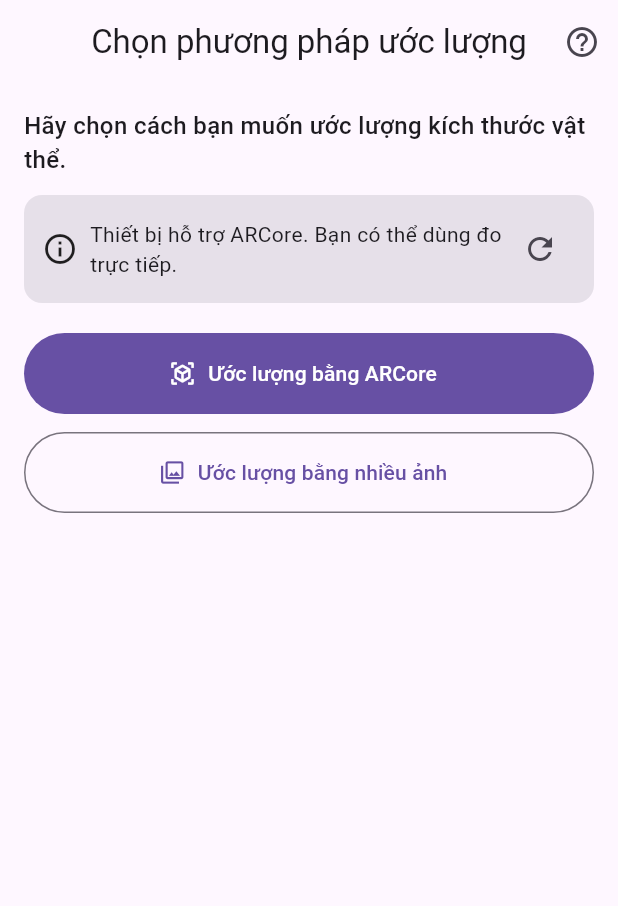
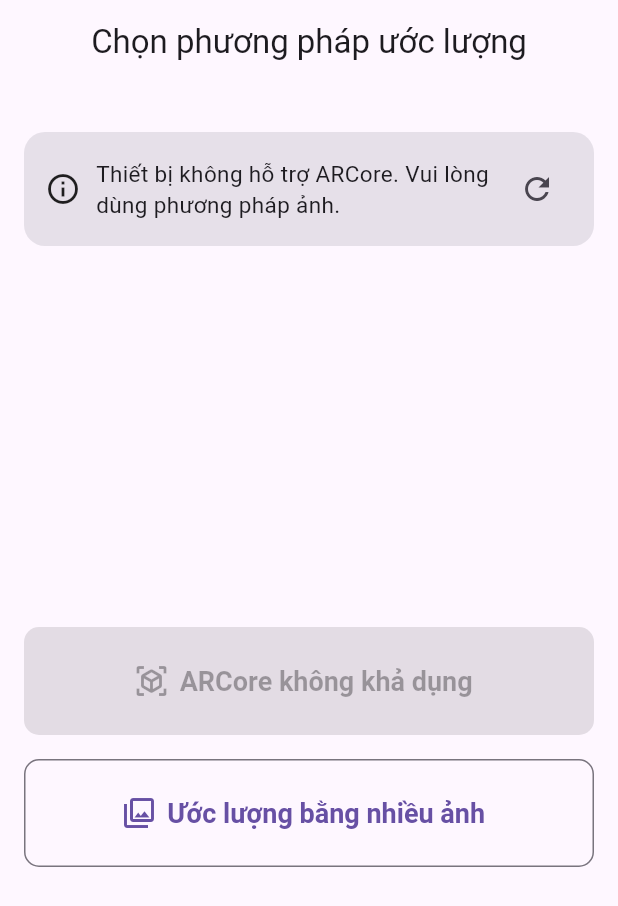
Before and after one commit to trungbuidesu/size-estimation, a Flutter app: the MethodsScreen screen opened by its route, after a tap on the "refresh" icon, on a phone screen of 412 x 824 dp. Shown: the top 906 px of the screen. Run offline on Flutter 3.47's test engine with Material 3 defaults, Android fonts, the phone set to English and light mode, and no system bars; our stand-ins replace go_router, permission_handler.

Commit message:
Add tutorial pages, arcore check

```diff
--- a/size_estimation/lib/views/methods_screen/methods_screen.dart
+++ b/size_estimation/lib/views/methods_screen/methods_screen.dart
@@ -1,6 +1,7 @@
 import 'dart:io';
 
 import 'package:flutter/material.dart';
+import 'package:flutter/services.dart';
 
 class MethodsScreen extends StatefulWidget {
   const MethodsScreen({super.key});
@@ -10,6 +11,8 @@
 }
 
 class _MethodsScreenState extends State<MethodsScreen> {
+  static const MethodChannel _arChannel =
+      MethodChannel('com.example.size_estimation/arcore');
   bool _isCheckingSupport = false;
   bool _isArSupported = false;
 
@@ -22,69 +25,24 @@
   Future<void> _detectArSupport() async {
     setState(() => _isCheckingSupport = true);
 
-    // TODO: Thay logic kiểm tra bằng SDK/platform channel khi tích hợp ARCore.
-    // Hiện tại chỉ mô phỏng: ưu tiên Android, coi như có hỗ trợ.
-    final simulatedSupport = Platform.isAndroid;
-    await Future.delayed(const Duration(milliseconds: 350));
+    bool supported = false;
+    if (Platform.isAndroid) {
+      try {
+        final bool? result =
+            await _arChannel.invokeMethod<bool>('checkArSupport');
+        supported = result ?? false;
+      } on PlatformException catch (_) {
+        supported = false;
+      }
+    } else {
+      supported = false;
+    }
 
     if (!mounted) return;
     setState(() {
-      _isArSupported = simulatedSupport;
+      _isArSupported = supported;
       _isCheckingSupport = false;
     });
-  }
-
-  void _showInfoSheet() {
-    showModalBottomSheet<void>(
-      context: context,
-      isScrollControlled: true,
-      useSafeArea: true,
-      showDragHandle: true,
-      builder: (context) {
-        return DraggableScrollableSheet(
-          expand: false,
-          initialChildSize: 0.6,
-          minChildSize: 0.4,
-          maxChildSize: 0.9,
-          builder: (context, controller) {
-            return Padding(
-              padding: const EdgeInsets.symmetric(horizontal: 16, vertical: 12),
-              child: ListView(
-                controller: controller,
-                children: const [
-                  Text(
-                    'Thông tin phương pháp ước lượng',
-                    style: TextStyle(fontSize: 18, fontWeight: FontWeight.w700),
-                  ),
-                  SizedBox(height: 12),
-                  Text(
-                    '1) ARCore (đo trực tiếp):\n'
-                    '- Sử dụng cảm biến và camera để dựng mặt phẳng.\n'
-                    '- Cho phép đo kích thước vật thể ngay trong không gian thực.\n'
-                    '- Cần thiết bị hỗ trợ ARCore và bật cảm biến chuyển động.',
-                  ),
-                  SizedBox(height: 12),
-                  Text(
-                    '2) Nhiều ảnh từ các góc độ:\n'
-                    '- Chụp/tải nhiều ảnh của vật thể ở các góc khác nhau.\n'
-                    '- Hệ thống xử lý ảnh để ước lượng kích thước/khối tích.\n'
-                    '- Hoạt động trên hầu hết thiết bị, không yêu cầu AR.',
-                  ),
-                  SizedBox(height: 16),
-                  Text(
-                    'Mẹo nhanh:\n'
-                    '- Đảm bảo ánh sáng đủ và không rung tay.\n'
-                    '- Với ARCore: quét mặt phẳng trước khi đo.\n'
-                    '- Với ảnh: chụp đủ 4-6 góc, có vật tham chiếu nếu được.',
-                  ),
-                  SizedBox(height: 16),
-                ],
-              ),
-            );
-          },
-        );
-      },
-    );
   }
 
   void _onSelectArCore() {
@@ -102,6 +60,123 @@
     // TODO: Điều hướng tới flow chụp/tải nhiều ảnh.
   }
 
+  void _onShowTutorial() {
+    Navigator.of(context).maybePop();
+    ScaffoldMessenger.of(context).showSnackBar(
+      const SnackBar(
+        content: Text('Mở tutorial (TODO: liên kết tới màn hướng dẫn)'),
+      ),
+    );
+  }
+
+  void _showArInfoSheet() {
+    showModalBottomSheet<void>(
+      context: context,
+      isScrollControlled: true,
+      useSafeArea: true,
+      showDragHandle: true,
+      builder: (context) {
+        return DraggableScrollableSheet(
+          expand: false,
+          initialChildSize: 0.55,
+          minChildSize: 0.4,
+          maxChildSize: 0.9,
+          builder: (context, controller) {
+            return Padding(
+              padding: const EdgeInsets.symmetric(horizontal: 16, vertical: 12),
+              child: ListView(
+                controller: controller,
+                children: [
+                  const Text(
+                    'ARCore (đo trực tiếp)',
+                    style: TextStyle(fontSize: 18, fontWeight: FontWeight.w700),
+                  ),
+                  const SizedBox(height: 12),
+                  const Text(
+                    '- Dựng mặt phẳng bằng cảm biến + camera.\n'
+                    '- Đo kích thước vật thể ngay trong không gian thực.\n'
+                    '- Cần thiết bị hỗ trợ ARCore và bật cảm biến chuyển động.',
+                  ),
+                  const SizedBox(height: 14),
+                  const Text(
+                    'Mẹo nhanh:',
+                    style: TextStyle(fontWeight: FontWeight.w600),
+                  ),
+                  const SizedBox(height: 6),
+                  const Text(
+                    '- Quét mặt phẳng kỹ trước khi đo.\n'
+                    '- Đủ sáng, giữ máy ổn định.\n'
+                    '- Chọn vật tham chiếu nếu có.',
+                  ),
+                  const SizedBox(height: 16),
+                  FilledButton.icon(
+                    onPressed: _onShowTutorial,
+                    icon: const Icon(Icons.school_outlined),
+                    label: const Text('Xem hướng dẫn chi tiết'),
+                  ),
+                ],
+              ),
+            );
+          },
+        );
+      },
+    );
+  }
+
+  void _showMultiImageInfoSheet() {
+    showModalBottomSheet<void>(
+      context: context,
+      isScrollControlled: true,
+      useSafeArea: true,
+      showDragHandle: true,
+      builder: (context) {
+        return DraggableScrollableSheet(
+          expand: false,
+          initialChildSize: 0.55,
+          minChildSize: 0.4,
+          maxChildSize: 0.9,
+          builder: (context, controller) {
+            return Padding(
+              padding: const EdgeInsets.symmetric(horizontal: 16, vertical: 12),
+              child: ListView(
+                controller: controller,
+                children: [
+                  const Text(
+                    'Nhiều ảnh từ các góc độ',
+                    style: TextStyle(fontSize: 18, fontWeight: FontWeight.w700),
+                  ),
+                  const SizedBox(height: 12),
+                  const Text(
+                    '- Chụp/tải nhiều ảnh ở các góc khác nhau.\n'
+                    '- Hệ thống xử lý ảnh để ước lượng kích thước/khối tích.\n'
+                    '- Hoạt động trên hầu hết thiết bị, không cần AR.',
+                  ),
+                  const SizedBox(height: 14),
+                  const Text(
+                    'Mẹo nhanh:',
+                    style: TextStyle(fontWeight: FontWeight.w600),
+                  ),
+                  const SizedBox(height: 6),
+                  const Text(
+                    '- Chụp 4-6 góc (trước/sau/trái/phải/chéo trên/dưới).\n'
+                    '- Đủ sáng, tránh bóng gắt.\n'
+                    '- Có vật chuẩn kích thước (thẻ, tờ A4) càng tốt.',
+                  ),
+                  const SizedBox(height: 16),
+                  FilledButton.icon(
+                    onPressed: _onShowTutorial,
+                    icon: const Icon(Icons.school_outlined),
+                    label: const Text('Xem hướng dẫn chi tiết'),
+                  ),
+                ],
+              ),
+            );
+          },
+        );
+      },
+    );
+  }
+
   @override
   Widget build(BuildContext context) {
     final colorScheme = Theme.of(context).colorScheme;
@@ -110,35 +185,29 @@
       appBar: AppBar(
         title: const Text('Chọn phương pháp ước lượng'),
         centerTitle: true,
-        actions: [
-          IconButton(
-            tooltip: 'Giới thiệu',
-            icon: const Icon(Icons.help_outline),
-            onPressed: _showInfoSheet,
       ),
-        ],
-      ),
-      body: Padding(
+      body: Align(
+        alignment: Alignment.topCenter,
+        child: ConstrainedBox(
+          constraints: const BoxConstraints(maxWidth: 600),
+          child: Padding(
             padding: const EdgeInsets.all(16),
             child: Column(
-          crossAxisAlignment: CrossAxisAlignment.start,
+              mainAxisAlignment: MainAxisAlignment.start,
+              crossAxisAlignment: CrossAxisAlignment.stretch,
               children: [
-            const Text(
-              'Hãy chọn cách bạn muốn ước lượng kích thước vật thể.',
-              style: TextStyle(fontSize: 16, fontWeight: FontWeight.w500),
-            ),
-            const SizedBox(height: 12),
+                const SizedBox(height: 16),
                 Container(
                   width: double.infinity,
-              padding: const EdgeInsets.all(12),
+                  padding: const EdgeInsets.all(14),
                   decoration: BoxDecoration(
                     color: colorScheme.surfaceContainerHighest,
-                borderRadius: BorderRadius.circular(12),
+                    borderRadius: BorderRadius.circular(14),
                   ),
                   child: Row(
                     children: [
                       const Icon(Icons.info_outline),
-                  const SizedBox(width: 8),
+                      const SizedBox(width: 10),
                       Expanded(
                         child: Text(
                           _isCheckingSupport
@@ -146,7 +215,7 @@
                               : _isArSupported
                                   ? 'Thiết bị hỗ trợ ARCore. Bạn có thể dùng đo trực tiếp.'
                                   : 'Thiết bị không hỗ trợ ARCore. Vui lòng dùng phương pháp ảnh.',
-                      style: const TextStyle(fontSize: 14),
+                          style: const TextStyle(fontSize: 15),
                         ),
                       ),
                       IconButton(
@@ -157,14 +226,29 @@
                     ],
                   ),
                 ),
-            const SizedBox(height: 20),
-            FilledButton.icon(
-              icon: const Icon(Icons.view_in_ar),
+                const SizedBox(height: 24),
+                Expanded(
+                  child: Center(
+                    child: ConstrainedBox(
+                      constraints: const BoxConstraints(maxWidth: 500),
+                      child: Column(
+                        mainAxisSize: MainAxisSize.min,
+                        crossAxisAlignment: CrossAxisAlignment.stretch,
+                        children: [
+                          GestureDetector(
+                            onLongPress: _showArInfoSheet,
+                            child: FilledButton.icon(
+                              icon: const Icon(Icons.view_in_ar, size: 24),
                               onPressed: (_isArSupported && !_isCheckingSupport)
                                   ? _onSelectArCore
                                   : null,
                               style: FilledButton.styleFrom(
-                minimumSize: const Size.fromHeight(54),
+                                minimumSize: const Size.fromHeight(72),
+                                shape: RoundedRectangleBorder(
+                                  borderRadius: BorderRadius.circular(10),
+                                ),
+                                textStyle: const TextStyle(
+                                    fontSize: 18, fontWeight: FontWeight.w600),
                               ),
                               label: Text(
                                 _isCheckingSupport
@@ -174,16 +258,33 @@
                                         : 'ARCore không khả dụng',
                               ),
                             ),
-            const SizedBox(height: 12),
-            OutlinedButton.icon(
-              icon: const Icon(Icons.photo_library_outlined),
+                          ),
+                          const SizedBox(height: 16),
+                          GestureDetector(
+                            onLongPress: _showMultiImageInfoSheet,
+                            child: OutlinedButton.icon(
+                              icon: const Icon(Icons.photo_library_outlined,
+                                  size: 24),
                               onPressed: _onSelectMultiImage,
                               style: OutlinedButton.styleFrom(
-                minimumSize: const Size.fromHeight(54),
+                                minimumSize: const Size.fromHeight(72),
+                                shape: RoundedRectangleBorder(
+                                  borderRadius: BorderRadius.circular(10),
+                                ),
+                                textStyle: const TextStyle(
+                                    fontSize: 18, fontWeight: FontWeight.w600),
                               ),
                               label: const Text('Ước lượng bằng nhiều ảnh'),
                             ),
+                          ),
                         ],
+                      ),
+                    ),
+                  ),
+                ),
+              ],
+            ),
+          ),
         ),
       ),
     );
```
Also changed, not shown: 3 other files. Lines whose indentation alone changed are shown as unchanged.
